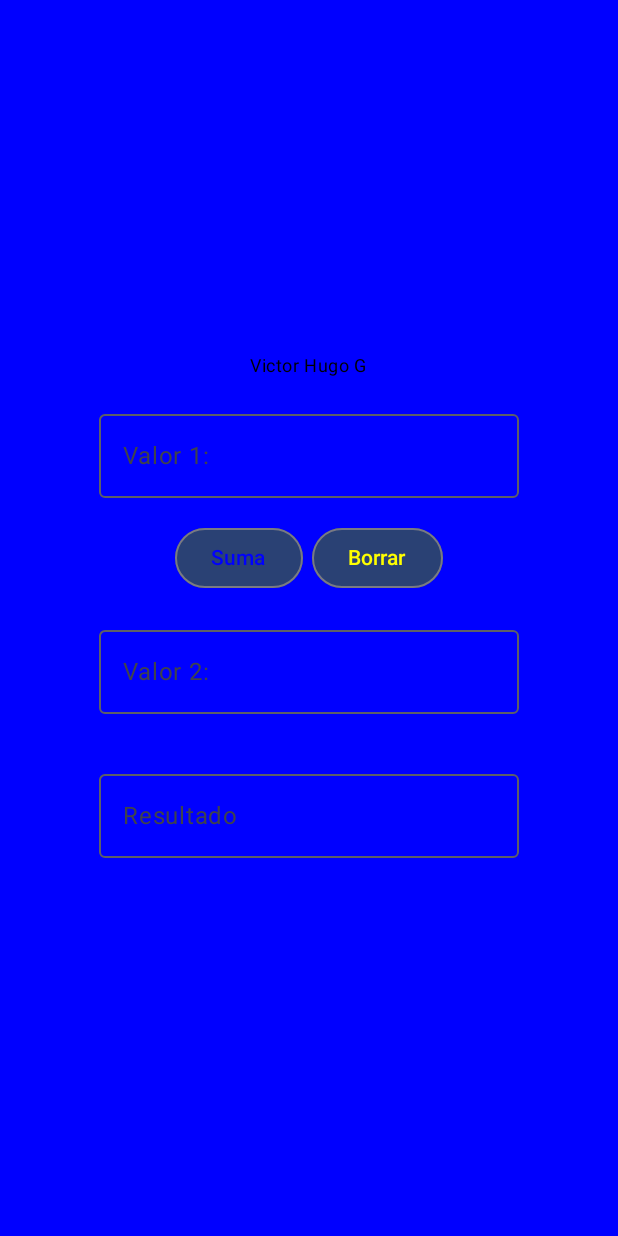
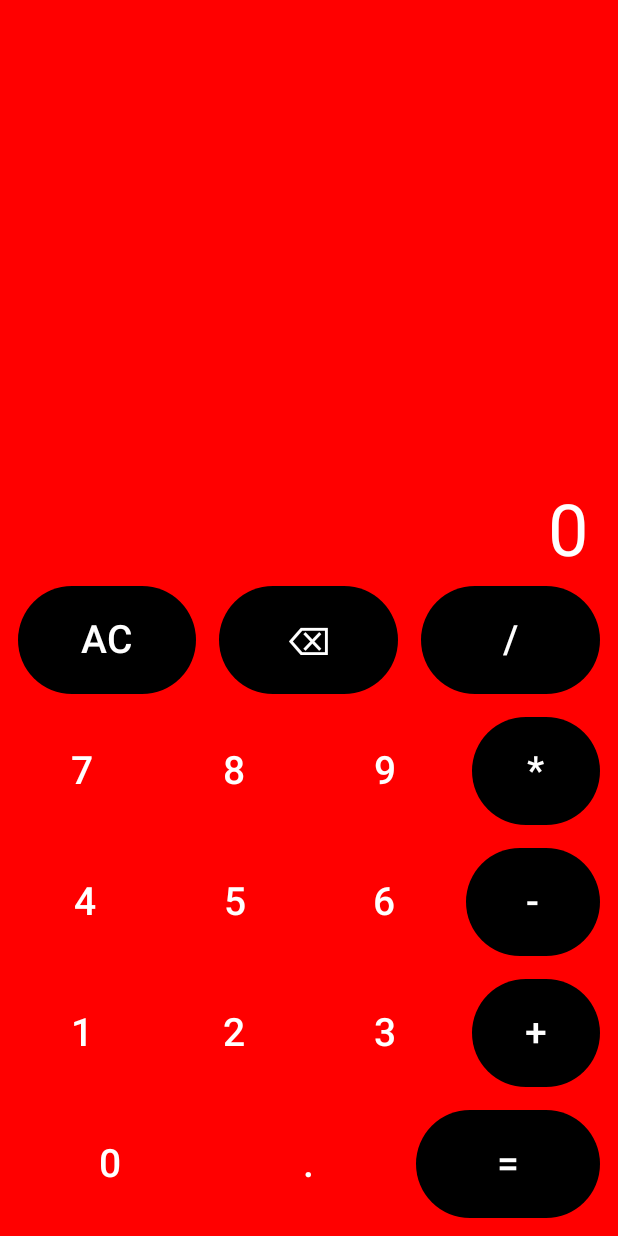
Before and after one commit to VictorGue/Practicas, an Android app built with Jetpack Compose: the screen it shows after launch (MainActivity), on a phone screen of 412 x 824 dp. Run offline under Robolectric (Android 15) with nearby library versions, the phone set to English and light mode, and no system bars.

```diff
--- a/app/build.gradle.kts
+++ b/app/build.gradle.kts
@@ -51,6 +51,7 @@ dependencies {
     implementation(libs.androidx.material3)
     implementation(libs.androidx.runtime)
     implementation(libs.runtime)
+    implementation(libs.androidx.compose.foundation.layout)
     testImplementation(libs.junit)
     androidTestImplementation(libs.androidx.junit)
     androidTestImplementation(libs.androidx.espresso.core)
--- a/app/src/main/java/com/example/practicas/MainActivity.kt
+++ b/app/src/main/java/com/example/practicas/MainActivity.kt
@@ -1,132 +1,200 @@
 package com.example.practicas
 
 import android.os.Bundle
+import android.widget.Button
 import androidx.activity.ComponentActivity
 import androidx.activity.compose.setContent
 import androidx.activity.enableEdgeToEdge
-import androidx.compose.foundation.layout.Arrangement
-import androidx.compose.foundation.layout.Column
-import androidx.compose.foundation.layout.Row
-import androidx.compose.foundation.layout.fillMaxSize
+import androidx.compose.foundation.background
+import androidx.compose.foundation.layout.*
 import androidx.compose.foundation.layout.padding
+import androidx.compose.foundation.shape.CircleShape
 import androidx.compose.material3.Button
 import androidx.compose.material3.ButtonDefaults
-import androidx.compose.material3.MaterialTheme
-import androidx.compose.material3.OutlinedButton
-import androidx.compose.material3.OutlinedTextField
-import androidx.compose.material3.Scaffold
-import androidx.compose.material3.Surface
 import androidx.compose.material3.Text
-import androidx.compose.runtime.Composable
-import androidx.compose.runtime.getValue
-import androidx.compose.runtime.mutableStateOf
-import androidx.compose.runtime.remember
-import androidx.compose.runtime.setValue
+import androidx.compose.runtime.*
 import androidx.compose.ui.Alignment
 import androidx.compose.ui.Modifier
-import androidx.compose.ui.platform.LocalContext
 import androidx.compose.ui.graphics.Color
+import androidx.compose.ui.text.font.FontWeight
+import androidx.compose.ui.text.style.TextAlign
 import androidx.compose.ui.unit.dp
 import androidx.compose.ui.unit.sp
-import androidx.compose.ui.tooling.preview.Preview
-import com.example.practicas.ui.theme.PracticasTheme
+
+
+
 class MainActivity : ComponentActivity() {
     override fun onCreate(savedInstanceState: Bundle?) {
         super.onCreate(savedInstanceState)
-        enableEdgeToEdge()
+        //enableEdgeToEdge
         setContent {
-            PracticasTheme {
-                Surface(
-                    modifier = Modifier.fillMaxSize(),
-                    color = Color.Blue
-                ) {
-                    Greeting(
-                    )
-                }
+            CalculadoraSimple()
+        }
+    }
+}
 
+@Composable
+fun CalculadoraSimple() {
+    var textoPantalla by remember { mutableStateOf("0") }
+    var numeroGuardado by remember { mutableStateOf(0.0) }
+    var operacion by remember { mutableStateOf<String?>(null) }
+    var limpiarPantalla by remember { mutableStateOf(false) }
+
+
+    val fondo = Color.Red
+    val colorNumero = Color.Transparent
+    val colorOperador = Color.Black
+    val colorAccion = Color.Black
+    val colorIgual = Color.Black
+
+
+    fun escribirNumero(num: String) {
+        if (textoPantalla == "0" || limpiarPantalla) {
+            textoPantalla = num
+            limpiarPantalla = false
+        } else {
+            textoPantalla += num
+        }
+    }
+
+    fun limpiar() {
+        textoPantalla = "0"
+        numeroGuardado = 0.0
+        operacion = null
+        limpiarPantalla = false
+    }
+
+    fun borrar() {
+        textoPantalla = if (textoPantalla.length > 1) {
+            textoPantalla.dropLast(1)
+        } else "0"
+    }
+
+    fun elegirOperacion(op: String) {
+        numeroGuardado = textoPantalla.toDouble()
+        operacion = op
+        limpiarPantalla = true
+    }
+
+    fun calcular() {
+        val segundo = textoPantalla.toDouble()
+        val resultado = when (operacion) {
+            "+" -> numeroGuardado + segundo
+            "-" -> numeroGuardado - segundo
+            "*" -> numeroGuardado * segundo
+            "/" -> if (segundo != 0.0) numeroGuardado / segundo else Double.NaN
+            else -> segundo
+        }
+        textoPantalla = if (resultado.isNaN()) "Error" else resultado.toString()
+        numeroGuardado = resultado
+        operacion = null
+        limpiarPantalla = true
+    }
+
+
+    Column(
+        modifier = Modifier
+            .fillMaxSize()
+            .background(fondo)
+            .padding(12.dp),
+        verticalArrangement = Arrangement.SpaceBetween
+    ) {
+
+        Box(
+            modifier = Modifier
+                .fillMaxWidth()
+                .weight(1f),
+            contentAlignment = Alignment.BottomEnd
+        ) {
+            Text(
+                text = textoPantalla,
+                color = Color.White,
+                fontSize = 48.sp,
+                textAlign = TextAlign.End,
+                modifier = Modifier
+                    .fillMaxWidth()
+                    .padding(8.dp)
+            )
+        }
+
+
+        Column(verticalArrangement = Arrangement.spacedBy(15.dp)) {
+
+            Row(
+                Modifier.fillMaxWidth(),
+                horizontalArrangement = Arrangement.spacedBy(15.dp),
+                verticalAlignment = Alignment.CenterVertically
+            ) {
+                BotonCalc("AC", colorAccion, Color.White, { limpiar() }, Modifier.weight(1f))
+                BotonCalc("⌫", colorAccion, Color.White, { borrar() }, Modifier.weight(1f))
+                BotonCalc("/", colorOperador, Color.White, { elegirOperacion("/") }, Modifier.weight(1f))
+            }
+
+            Row(
+                Modifier.fillMaxWidth(),
+                horizontalArrangement = Arrangement.spacedBy(15.dp),
+                verticalAlignment = Alignment.CenterVertically
+            ) {
+                BotonCalc("7", colorNumero, Color.White, { escribirNumero("7") }, Modifier.weight(1f))
+                BotonCalc("8", colorNumero, Color.White, { escribirNumero("8") }, Modifier.weight(1f))
+                BotonCalc("9", colorNumero, Color.White, { escribirNumero("9") }, Modifier.weight(1f))
+                BotonCalc("*", colorOperador, Color.White, { elegirOperacion("*") }, Modifier.weight(1f))
+            }
+
+            Row(
+                Modifier.fillMaxWidth(),
+                horizontalArrangement = Arrangement.spacedBy(10.dp),
+                verticalAlignment = Alignment.CenterVertically
+            ) {
+                BotonCalc("4", colorNumero, Color.White, { escribirNumero("4") }, Modifier.weight(1f))
+                BotonCalc("5", colorNumero, Color.White, { escribirNumero("5") }, Modifier.weight(1f))
+                BotonCalc("6", colorNumero, Color.White, { escribirNumero("6") }, Modifier.weight(1f))
+                BotonCalc("-", colorOperador, Color.White, { elegirOperacion("-") }, Modifier.weight(1f))
+            }
+
+            Row(
+                Modifier.fillMaxWidth(),
+                horizontalArrangement = Arrangement.spacedBy(15.dp),
+                verticalAlignment = Alignment.CenterVertically
+            ) {
+                BotonCalc("1", colorNumero, Color.White, { escribirNumero("1") }, Modifier.weight(1f))
+                BotonCalc("2", colorNumero, Color.White, { escribirNumero("2") }, Modifier.weight(1f))
+                BotonCalc("3", colorNumero, Color.White, { escribirNumero("3") }, Modifier.weight(1f))
+                BotonCalc("+", colorOperador, Color.White, { elegirOperacion("+") }, Modifier.weight(1f))
+            }
+
+            Row(
+                Modifier.fillMaxWidth(),
+                horizontalArrangement = Arrangement.spacedBy(10.dp),
+                verticalAlignment = Alignment.CenterVertically
+            ) {
+                BotonCalc("0", colorNumero, Color.White, { escribirNumero("0") }, Modifier.weight(1f))
+                BotonCalc(".", colorNumero, Color.White, {
+                    if (!textoPantalla.contains(".")) escribirNumero(".")
+                }, Modifier.weight(1f))
+                BotonCalc("=", colorIgual, Color.White, { calcular() }, Modifier.weight(1f))
             }
         }
     }
-
 }
 
 @Composable
-fun Greeting() {
-    val context= LocalContext.current
-    var ValorA by remember { mutableStateOf("") }
-    var ValorB by remember { mutableStateOf("") }
-    var Resultado by remember { mutableStateOf("") }
-    Column(
-        modifier = Modifier.fillMaxSize(),
-        verticalArrangement = Arrangement.Center,
-        horizontalAlignment = Alignment.CenterHorizontally
-
-    ){
-        Text(
-            text = "Victor Hugo G",
-            style = MaterialTheme.typography.bodySmall
+fun BotonCalc(
+    texto: String,
+    colorFondo: Color,
+    colorTexto: Color = Color.White,
+    alClic: () -> Unit,
+    modifier: Modifier = Modifier
+) {
+    Button(
+        onClick = alClic,
+        modifier = modifier.height(72.dp),
+        shape = CircleShape,
+        colors = ButtonDefaults.buttonColors(
+            containerColor = colorFondo,
+            contentColor = colorTexto
         )
-        Row(Modifier.padding(16.dp)){
-            OutlinedTextField(
-                value=ValorA,
-                label={Text("Valor 1:")},
-                onValueChange ={ValorA=it}
-            )
-        }
-        Row(
-            Modifier.align(Alignment.CenterHorizontally),
-            horizontalArrangement = Arrangement.spacedBy(6.dp)
-        ) {
-            OutlinedButton(
-                onClick = {
-                    val a = ValorA.toInt()
-                    val b = ValorB.toInt()
-                    val c = a + b
-                    Resultado = c.toString()
-                },
-                colors = ButtonDefaults.buttonColors(
-                    contentColor = Color.Blue
-                )
-            ) {
-                Text(text = "Suma")
-            }
-
-            OutlinedButton(
-                onClick = {
-                    Resultado = ""
-                },
-                colors = ButtonDefaults.buttonColors(
-                    contentColor = Color.Yellow
-                )
-            ) {
-                Text(text = "Borrar")
-            }
-        }
-
-        Row(
-            Modifier.align(Alignment.CenterHorizontally)
-        ) {
-
-        }
-        Row(
-            modifier= Modifier.padding(16.dp).
-            align(Alignment.CenterHorizontally)
-        ){
-            OutlinedTextField(
-                value = ValorB,
-                label={Text("Valor 2:")},
-                onValueChange ={ValorB=it}
-            )
-        }
-        Row(
-            modifier= Modifier.padding(16.dp).
-            align(Alignment.CenterHorizontally)
-        ){
-            OutlinedTextField(
-                value = Resultado,
-                label={Text("Resultado")},
-                onValueChange ={Resultado=it}
-            )
-        }
+    ) {
+        Text(texto, fontSize = 26.sp, fontWeight = FontWeight.Medium)
     }
 }
--- a/gradle/libs.versions.toml
+++ b/gradle/libs.versions.toml
@@ -10,6 +10,7 @@ activityCompose = "1.10.1"
 composeBom = "2024.09.00"
 runtime = "1.9.0"
 runtimeVersion = "1.9.1"
+foundationLayout = "1.9.1"
 
 [libraries]
 androidx-core-ktx = { group = "androidx.core", name = "core-ktx", version.ref = "coreKtx" }
@@ -28,6 +29,7 @@ androidx-ui-test-junit4 = { group = "androidx.compose.ui", name = "ui-test-junit
 androidx-material3 = { group = "androidx.compose.material3", name = "material3" }
 androidx-runtime = { group = "androidx.compose.runtime", name = "runtime", version.ref = "runtime" }
 runtime = { group = "androidx.compose.runtime", name = "runtime", version.ref = "runtimeVersion" }
+androidx-compose-foundation-layout = { group = "androidx.compose.foundation", name = "foundation-layout", version.ref = "foundationLayout" }
 
 [plugins]
 android-application = { id = "com.android.application", version.ref = "agp" }
```
